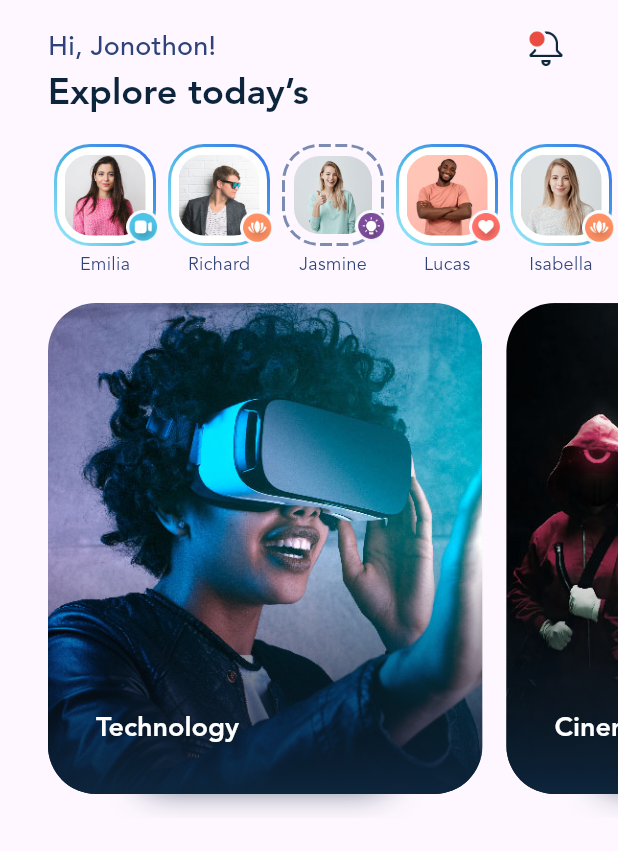
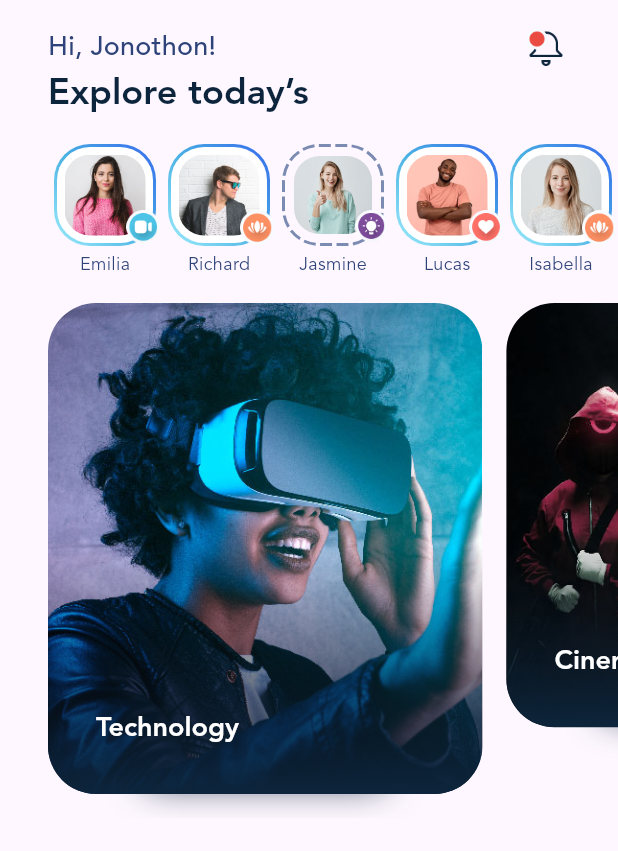
Before and after one commit to Ali-HajiAbdollahi/flutter_blogclub, a Flutter app: the screen it shows after launch, on a phone screen of 412 x 824 dp. Shown: the top 851 px of the screen. Run offline on Flutter 3.47's test engine with Material 3 defaults, Android fonts, the phone set to English and light mode, and no system bars; drawn by our look-alikes of dotted_border.

Commit message:
Update carousel_slider.dart

```diff
--- a/lib/carousel/carousel_slider.dart
+++ b/lib/carousel/carousel_slider.dart
@@ -242,7 +242,8 @@ class CarouselSliderState extends State<CarouselSlider>
 
   Widget getCenterWrapper(Widget child) {
     if (widget.options.disableCenter) {
-      return SizedBox(
+      return Container(
+        alignment: Alignment.topCenter,
         child: child,
       );
     }
```
